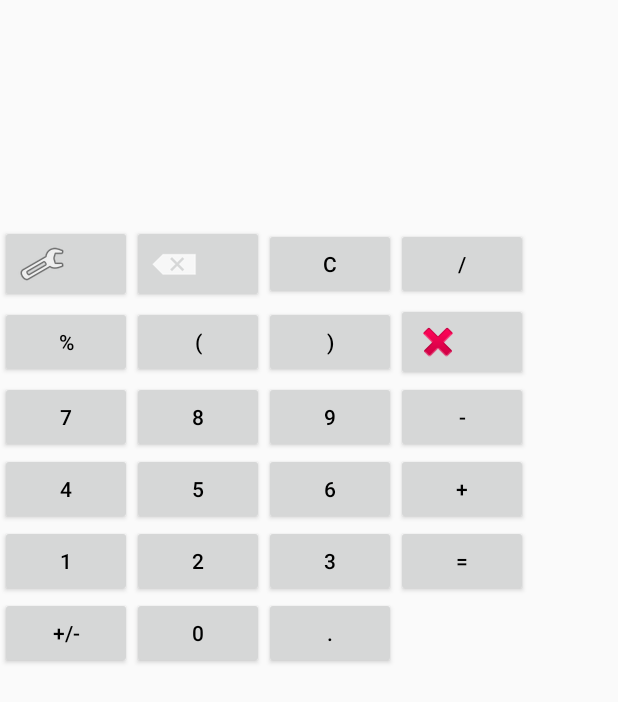
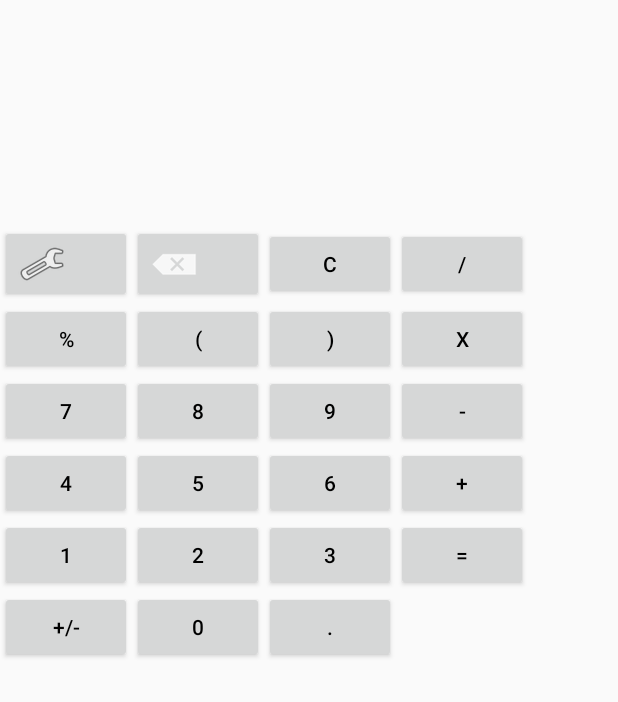
Before and after one commit to BrianLusina/ACalc, an Android app: the CalclulatorActivity screen opened directly, with no data from a screen before it, on a phone screen of 412 x 824 dp. Shown: the top 702 px of the screen. Run offline under Robolectric (Android 15) with nearby library versions, the phone set to English and light mode, and no system bars; 1 statement that could not run was skipped.

```diff
--- a/app/src/main/java/com/netlify/thelusina/acalc/CalclulatorActivity.java
+++ b/app/src/main/java/com/netlify/thelusina/acalc/CalclulatorActivity.java
@@ -2,8 +2,12 @@ package com.netlify.thelusina.acalc;
 
 import android.support.v7.app.AppCompatActivity;
 import android.os.Bundle;
+import android.widget.Button;
+import android.widget.TextView;
 
 public class CalclulatorActivity extends AppCompatActivity {
+    private TextView display;
+    private Button settingsBtn, backspaceBtn,cancelBtn, divideBtn,percentBtn,righBrackbtn,leftBrackbtn,multiplyBtn,sevenBtn,eightBtn,nineBtn,subtractBtn,fourBtn,fiveBtn,six6Btn,plusBtn,oneBtn,twoBtn,threeBtn,equalsBtn,negPosBtn,zeroBtn,periodBtn;
 
     @Override
     protected void onCreate(Bundle savedInstanceState) {
@@ -14,6 +18,28 @@ public class CalclulatorActivity extends AppCompatActivity {
 
     /**Initialize UI views*/
     private void initViews() {
-
+        settingsBtn = (Button)findViewById(R.id.settings_btn_id);
+        backspaceBtn = (Button)findViewById(R.id.backspace_id);
+        cancelBtn = (Button)findViewById(R.id.cancel_btn_id);
+        divideBtn= (Button)findViewById(R.id.divide_btn_id);
+        percentBtn= (Button)findViewById(R.id.percent_btn_id);
+        righBrackbtn= (Button)findViewById(R.id.right_brackets_btn_id);
+        leftBrackbtn= (Button)findViewById(R.id.left_brackets_btn_id);
+        multiplyBtn= (Button)findViewById(R.id.multiply_id);
+        sevenBtn= (Button)findViewById(R.id.seven_btn_id);
+        eightBtn= (Button)findViewById(R.id.eight_btn_id);
+        nineBtn= (Button)findViewById(R.id.nine_btn_id);
+        subtractBtn= (Button)findViewById(R.id.subtract_btn_id);
+        fourBtn= (Button)findViewById(R.id.four_btn_id);
+        fiveBtn= (Button)findViewById(R.id.five_btn_id);
+        six6Btn= (Button)findViewById(R.id.six_btn_id);
+        plusBtn= (Button)findViewById(R.id.plus_btn_id);
+        oneBtn= (Button)findViewById(R.id.one_btn_id);
+        twoBtn= (Button)findViewById(R.id.two_btn_id);
+        threeBtn= (Button)findViewById(R.id.three_btn_id);
+        equalsBtn= (Button)findViewById(R.id.equals_btn_id);
+        negPosBtn= (Button)findViewById(R.id.negative_positive_btn_id);
+        zeroBtn= (Button)findViewById(R.id.zero_btn_id);
+        periodBtn= (Button)findViewById(R.id.period_btn_id);
     }
 }
--- a/app/src/main/res/layout/calculator_activity.xml
+++ b/app/src/main/res/layout/calculator_activity.xml
@@ -27,7 +27,7 @@
             android:drawableLeft="@android:drawable/ic_input_delete"/>
         <Button
             android:id="@+id/cancel_btn_id"
-            android:text="@string/cancel_btn" />
+            android:text="@string/cancel_btn"/>
 
         <Button
             android:id="@+id/divide_btn_id"
@@ -46,8 +46,7 @@
 
         <Button
             android:id="@+id/multiply_id"
-            android:drawableStart="@android:drawable/ic_delete"
-            android:drawableLeft="@android:drawable/ic_delete"/>
+            android:text="@string/multiply_btn"/>
 
         <!--3rd row-->
         <Button
--- a/app/src/main/res/values/strings.xml
+++ b/app/src/main/res/values/strings.xml
@@ -21,4 +21,5 @@
     <string name="neg_pos_btn">+/-</string>
     <string name="zero_btn">0</string>
     <string name="period_btn">.</string>
+    <string name="multiply_btn">X</string>
 </resources>
```
